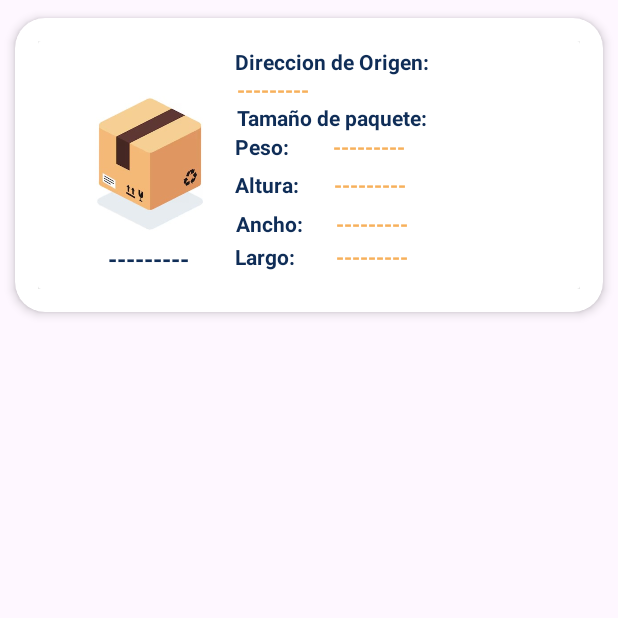
After one commit to MonterrosaB/sendtrack-mobile, an Android app: the cardPaqueteRepartidor screen opened directly, with no data from a screen before it, on a phone screen of 412 x 824 dp, the top half of it. The commit adds this screen. Run offline under Robolectric (Android 15) with nearby library versions, the phone set to English and light mode, and no system bars.

Commit message:
RVH Paquetes Repartidor

```diff
--- /dev/null
+++ b/app/src/main/java/ptc24/st/sendtrack/cardPaqueteRepartidor.kt
@@ -0,0 +1,20 @@
+package ptc24.st.sendtrack
+
+import android.os.Bundle
+import androidx.activity.enableEdgeToEdge
+import androidx.appcompat.app.AppCompatActivity
+import androidx.core.view.ViewCompat
+import androidx.core.view.WindowInsetsCompat
+
+class cardPaqueteRepartidor : AppCompatActivity() {
+    override fun onCreate(savedInstanceState: Bundle?) {
+        super.onCreate(savedInstanceState)
+        enableEdgeToEdge()
+        setContentView(R.layout.activity_card_paquete_repartidor)
+        ViewCompat.setOnApplyWindowInsetsListener(findViewById(R.id.main)) { v, insets ->
+            val systemBars = insets.getInsets(WindowInsetsCompat.Type.systemBars())
+            v.setPadding(systemBars.left, systemBars.top, systemBars.right, systemBars.bottom)
+            insets
+        }
+    }
+}
--- /dev/null
+++ b/app/src/main/res/layout/activity_card_paquete_repartidor.xml
@@ -0,0 +1,207 @@
+<androidx.cardview.widget.CardView xmlns:android="http://schemas.android.com/apk/res/android"
+    xmlns:app="http://schemas.android.com/apk/res-auto"
+    xmlns:tools="http://schemas.android.com/tools"
+
+    android:id="@+id/main"
+    android:layout_width="match_parent"
+    android:layout_height="220dp"
+    app:cardBackgroundColor="@color/white"
+
+    app:cardCornerRadius="20dp"
+    app:cardElevation="4dp"
+    app:cardUseCompatPadding="true"
+    app:contentPadding="15dp"
+    tools:context=".cardPaqueteRepartidor">
+
+    <androidx.cardview.widget.CardView
+        android:layout_width="match_parent"
+        android:layout_height="match_parent">
+
+        <androidx.constraintlayout.widget.ConstraintLayout
+            android:layout_width="match_parent"
+            android:layout_height="match_parent">
+
+            <ImageView
+                android:id="@+id/imageView10"
+                android:layout_width="100dp"
+                android:layout_height="100dp"
+                app:layout_constraintBottom_toBottomOf="parent"
+                app:layout_constraintEnd_toEndOf="parent"
+                app:layout_constraintHorizontal_bias="0.095"
+                app:layout_constraintStart_toStartOf="parent"
+                app:layout_constraintTop_toTopOf="parent"
+                app:layout_constraintVertical_bias="0.491"
+                app:srcCompat="@drawable/caja" />
+
+            <TextView
+                android:id="@+id/idPaqueteRepartidor"
+                android:layout_width="wrap_content"
+                android:layout_height="wrap_content"
+                android:text="---------"
+                android:textColor="@color/blue"
+                android:textSize="16sp"
+                android:textStyle="bold"
+                app:layout_constraintBottom_toBottomOf="parent"
+                app:layout_constraintEnd_toEndOf="parent"
+                app:layout_constraintHorizontal_bias="0.151"
+                app:layout_constraintStart_toStartOf="parent"
+                app:layout_constraintTop_toTopOf="parent"
+                app:layout_constraintVertical_bias="0.935" />
+
+            <TextView
+                android:id="@+id/textView15"
+                android:layout_width="wrap_content"
+                android:layout_height="wrap_content"
+                android:text="Direccion de Origen:"
+                android:textColor="@color/blue"
+                android:textStyle="bold"
+                app:layout_constraintBottom_toBottomOf="parent"
+                app:layout_constraintEnd_toEndOf="parent"
+                app:layout_constraintHorizontal_bias="0.566"
+                app:layout_constraintStart_toStartOf="parent"
+                app:layout_constraintTop_toTopOf="parent"
+                app:layout_constraintVertical_bias="0.027" />
+
+            <TextView
+                android:id="@+id/lblDireccionOrigenRepartidor"
+                android:layout_width="wrap_content"
+                android:layout_height="wrap_content"
+                android:text="---------"
+                android:textColor="@color/yellow"
+                android:textStyle="bold"
+                app:layout_constraintBottom_toBottomOf="parent"
+                app:layout_constraintEnd_toEndOf="parent"
+                app:layout_constraintHorizontal_bias="0.424"
+                app:layout_constraintStart_toStartOf="parent"
+                app:layout_constraintTop_toTopOf="parent"
+                app:layout_constraintVertical_bias="0.156" />
+
+            <TextView
+                android:id="@+id/textView17"
+                android:layout_width="wrap_content"
+                android:layout_height="wrap_content"
+                android:text="Tamaño de paquete:"
+                android:textColor="@color/blue"
+                android:textStyle="bold"
+                app:layout_constraintBottom_toBottomOf="parent"
+                app:layout_constraintEnd_toEndOf="parent"
+                app:layout_constraintHorizontal_bias="0.568"
+                app:layout_constraintStart_toStartOf="parent"
+                app:layout_constraintTop_toTopOf="parent"
+                app:layout_constraintVertical_bias="0.285" />
+
+            <TextView
+                android:id="@+id/lblPesoPaqRepartidor"
+                android:layout_width="wrap_content"
+                android:layout_height="wrap_content"
+                android:text="---------"
+                android:textColor="@color/yellow"
+                android:textStyle="bold"
+                app:layout_constraintBottom_toBottomOf="parent"
+                app:layout_constraintEnd_toEndOf="parent"
+                app:layout_constraintHorizontal_bias="0.627"
+                app:layout_constraintStart_toStartOf="parent"
+                app:layout_constraintTop_toTopOf="parent"
+                app:layout_constraintVertical_bias="0.414" />
+
+            <TextView
+                android:id="@+id/textView19"
+                android:layout_width="wrap_content"
+                android:layout_height="wrap_content"
+                android:text="Peso:"
+                android:textColor="@color/blue"
+                android:textStyle="bold"
+                app:layout_constraintBottom_toBottomOf="parent"
+                app:layout_constraintEnd_toEndOf="parent"
+                app:layout_constraintHorizontal_bias="0.404"
+                app:layout_constraintStart_toStartOf="parent"
+                app:layout_constraintTop_toTopOf="parent"
+                app:layout_constraintVertical_bias="0.414" />
+
+            <TextView
+                android:id="@+id/lblAlturaPaqRepartidor"
+                android:layout_width="wrap_content"
+                android:layout_height="wrap_content"
+                android:text="---------"
+                android:textColor="@color/yellow"
+                android:textStyle="bold"
+                app:layout_constraintBottom_toBottomOf="parent"
+                app:layout_constraintEnd_toEndOf="parent"
+                app:layout_constraintHorizontal_bias="0.63"
+                app:layout_constraintStart_toStartOf="parent"
+                app:layout_constraintTop_toTopOf="parent"
+                app:layout_constraintVertical_bias="0.591" />
+
+            <TextView
+                android:id="@+id/textView20"
+                android:layout_width="wrap_content"
+                android:layout_height="wrap_content"
+                android:text="Altura:"
+                android:textColor="@color/blue"
+                android:textStyle="bold"
+                app:layout_constraintBottom_toBottomOf="parent"
+                app:layout_constraintEnd_toEndOf="parent"
+                app:layout_constraintHorizontal_bias="0.413"
+                app:layout_constraintStart_toStartOf="parent"
+                app:layout_constraintTop_toTopOf="parent"
+                app:layout_constraintVertical_bias="0.591" />
+
+            <TextView
+                android:id="@+id/textView22"
+                android:layout_width="wrap_content"
+                android:layout_height="wrap_content"
+                android:text="Ancho:"
+                android:textColor="@color/blue"
+                android:textStyle="bold"
+                app:layout_constraintBottom_toBottomOf="parent"
+                app:layout_constraintEnd_toEndOf="parent"
+                app:layout_constraintHorizontal_bias="0.416"
+                app:layout_constraintStart_toStartOf="parent"
+                app:layout_constraintTop_toTopOf="parent"
+                app:layout_constraintVertical_bias="0.768" />
+
+            <TextView
+                android:id="@+id/lblAnchoPaqRepartidor"
+                android:layout_width="wrap_content"
+                android:layout_height="wrap_content"
+                android:text="---------"
+                android:textColor="@color/yellow"
+                android:textStyle="bold"
+                app:layout_constraintBottom_toBottomOf="parent"
+                app:layout_constraintEnd_toEndOf="parent"
+                app:layout_constraintHorizontal_bias="0.633"
+                app:layout_constraintStart_toStartOf="parent"
+                app:layout_constraintTop_toTopOf="parent"
+                app:layout_constraintVertical_bias="0.768" />
+
+            <TextView
+                android:id="@+id/textView24"
+                android:layout_width="wrap_content"
+                android:layout_height="wrap_content"
+                android:text="Largo:"
+                android:textColor="@color/blue"
+                android:textStyle="bold"
+                app:layout_constraintBottom_toBottomOf="parent"
+                app:layout_constraintEnd_toEndOf="parent"
+                app:layout_constraintHorizontal_bias="0.409"
+                app:layout_constraintStart_toStartOf="parent"
+                app:layout_constraintTop_toTopOf="parent"
+                app:layout_constraintVertical_bias="0.918" />
+
+            <TextView
+                android:id="@+id/lblLargoPaqRepartidor"
+                android:layout_width="wrap_content"
+                android:layout_height="wrap_content"
+                android:text="---------"
+                android:textColor="@color/yellow"
+                android:textStyle="bold"
+                app:layout_constraintBottom_toBottomOf="parent"
+                app:layout_constraintEnd_toEndOf="parent"
+                app:layout_constraintHorizontal_bias="0.633"
+                app:layout_constraintStart_toStartOf="parent"
+                app:layout_constraintTop_toTopOf="parent"
+                app:layout_constraintVertical_bias="0.918" />
+        </androidx.constraintlayout.widget.ConstraintLayout>
+    </androidx.cardview.widget.CardView>
+
+</androidx.cardview.widget.CardView>
--- a/app/src/main/res/navigation/navigation_employee.xml
+++ b/app/src/main/res/navigation/navigation_employee.xml
@@ -10,4 +10,9 @@
         android:name="ptc24.st.sendtrack.fragmentMovimientos"
         android:label="fragment_movimientos"
         tools:layout="@layout/fragment_movimientos" />
+    <fragment
+        android:id="@+id/paquetesRepartidor"
+        android:name="ptc24.st.sendtrack.paquetesRepartidor"
+        android:label="fragment_paquetes_repartidor"
+        tools:layout="@layout/fragment_paquetes_repartidor" />
 </navigation>
```
Also changed, not shown: app/src/main/AndroidManifest.xml (+7 -6 lines), app/src/main/java/Modelo/dtPaqRepartidor.kt (added, +10 -0 lines), app/src/main/java/RVHPaquetesRepartidor/AdaptadorPaqRepartidor.kt (added, +26 -0 lines), app/src/main/java/RVHPaquetesRepartidor/ViewHolderPaqRepartidor.kt (added, +15 -0 lines), app/src/main/java/ptc24/st/sendtrack/paquetesRepartidor.kt (added, +108 -0 lines), app/src/main/res/layout/fragment_paquetes_repartidor.xml (added, +50 -0 lines).
